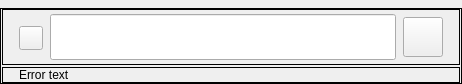
First picture: the form in src/gui/customui/combowidget.ui, repository CSG-Development/owncloud-client, before the edit.
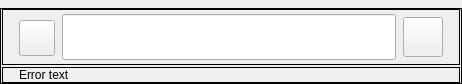
Second picture: the form after the edit.

The edit to the form file:
```diff
--- a/src/gui/customui/combowidget.ui
+++ b/src/gui/customui/combowidget.ui
@@ -117,14 +117,14 @@
              <widget class="QToolButton" name="btnDeviceIcon">
               <property name="minimumSize">
                <size>
-                <width>24</width>
-                <height>24</height>
+                <width>36</width>
+                <height>36</height>
                </size>
               </property>
               <property name="maximumSize">
                <size>
-                <width>24</width>
-                <height>24</height>
+                <width>36</width>
+                <height>36</height>
                </size>
               </property>
               <property name="text">
@@ -132,8 +132,8 @@
               </property>
               <property name="iconSize">
                <size>
-                <width>24</width>
-                <height>24</height>
+                <width>36</width>
+                <height>36</height>
                </size>
               </property>
              </widget>
```
